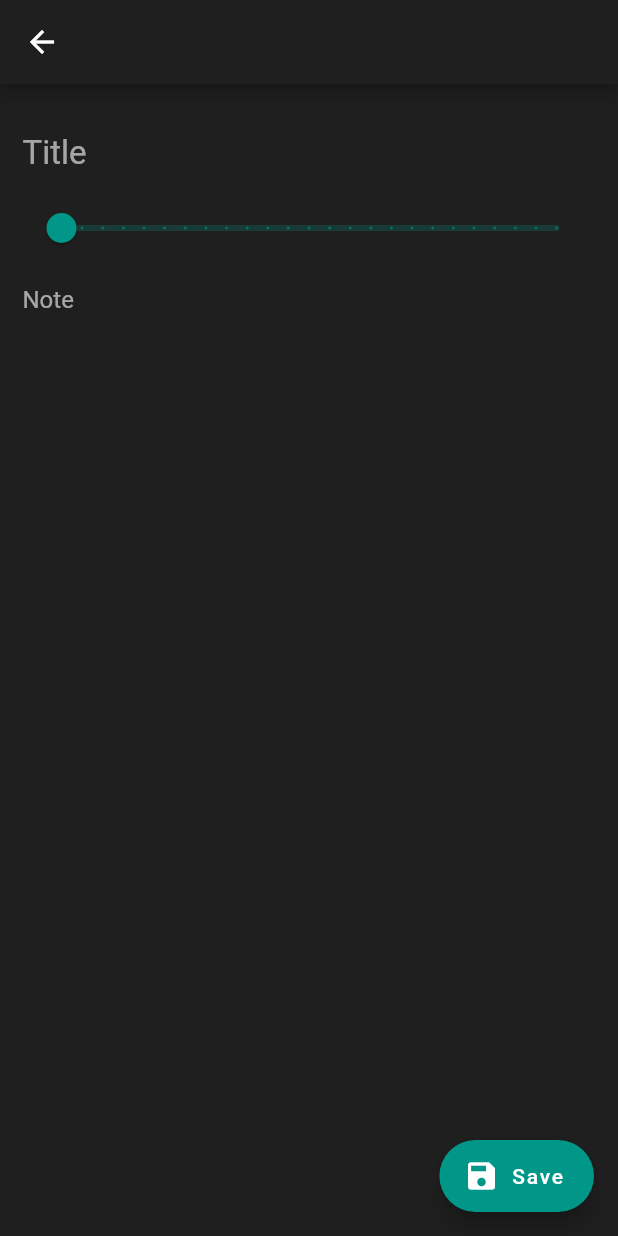
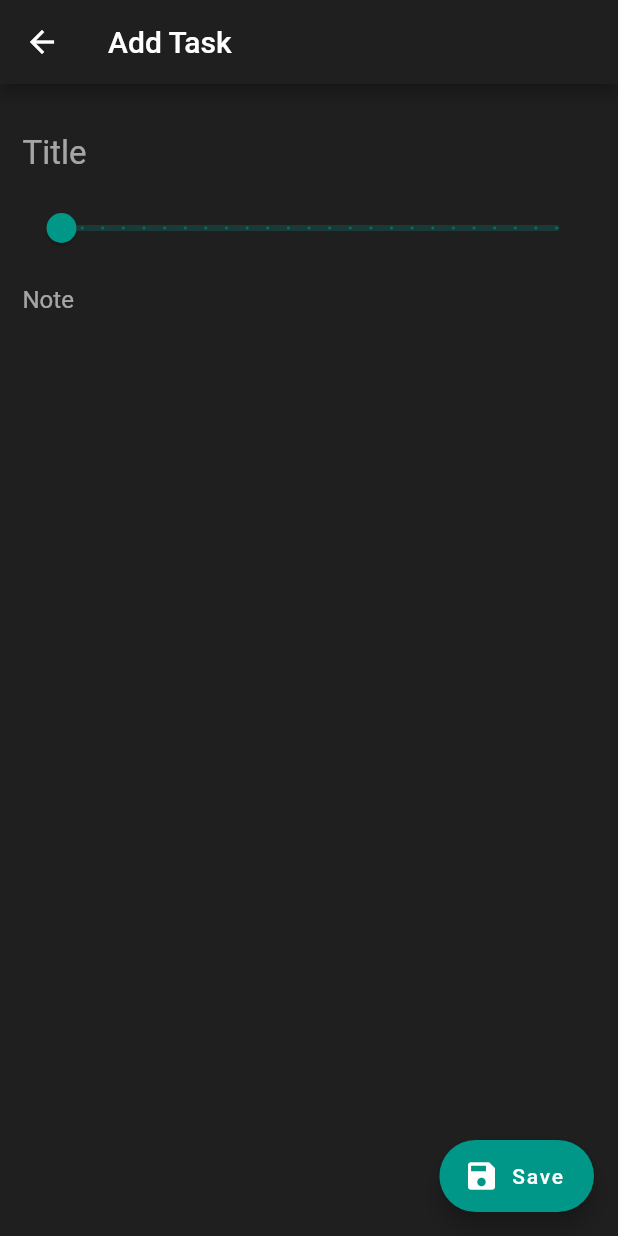
Before and after one commit to Harishwarrior/time_manager, a Flutter app: the screen it shows after launch, after a tap on "New", on a phone screen of 412 x 824 dp. Run offline on Flutter 3.47's test engine with Material 2 defaults, Android fonts, the light colour scheme and no system bars; our stand-ins replace bloc, equatable, hive, hive_flutter, percent_indicator, shared_preferences; missing offline and left inert: day_night_switcher; accounts and stored records are empty.

Commit message:
added tooltips

```diff
--- a/lib/screens/add_task_view.dart
+++ b/lib/screens/add_task_view.dart
@@ -40,8 +40,11 @@ class _AddTaskState extends State<AddTask> {
         },
         icon: Icon(Icons.save),
         label: Text('Save'),
+        tooltip: 'Save task',
       ),
-      appBar: AppBar(),
+      appBar: AppBar(
+        title: Text('Add Task'),
+      ),
       body: Form(
         key: _formKey,
         child: Container(
--- a/lib/screens/edit_notes_view.dart
+++ b/lib/screens/edit_notes_view.dart
@@ -40,6 +40,7 @@ class _EditNotesState extends State<EditNotes> {
           child: FloatingActionButton.extended(
             icon: Icon(Icons.add),
             label: Text('UPDATE'),
+            tooltip: 'Update task',
             onPressed: () {
               if (_formKey.currentState!.validate()) {
                 updateNote(index, description, title, duration);
--- a/lib/screens/home_view.dart
+++ b/lib/screens/home_view.dart
@@ -24,6 +24,7 @@ class _HomeScreenState extends State<HomeScreen> {
           IconButton(
               icon: Icon(
                 Icons.settings_outlined,
+                semanticLabel: 'settings',
               ),
               onPressed: () {
                 Navigator.push(
@@ -37,6 +38,7 @@ class _HomeScreenState extends State<HomeScreen> {
         onPressed: () {
           Navigator.of(context).push(_createRoute());
         },
+        tooltip: 'New task',
         icon: Icon(Icons.note_add_outlined),
         label: Text('New'),
       ),
```
